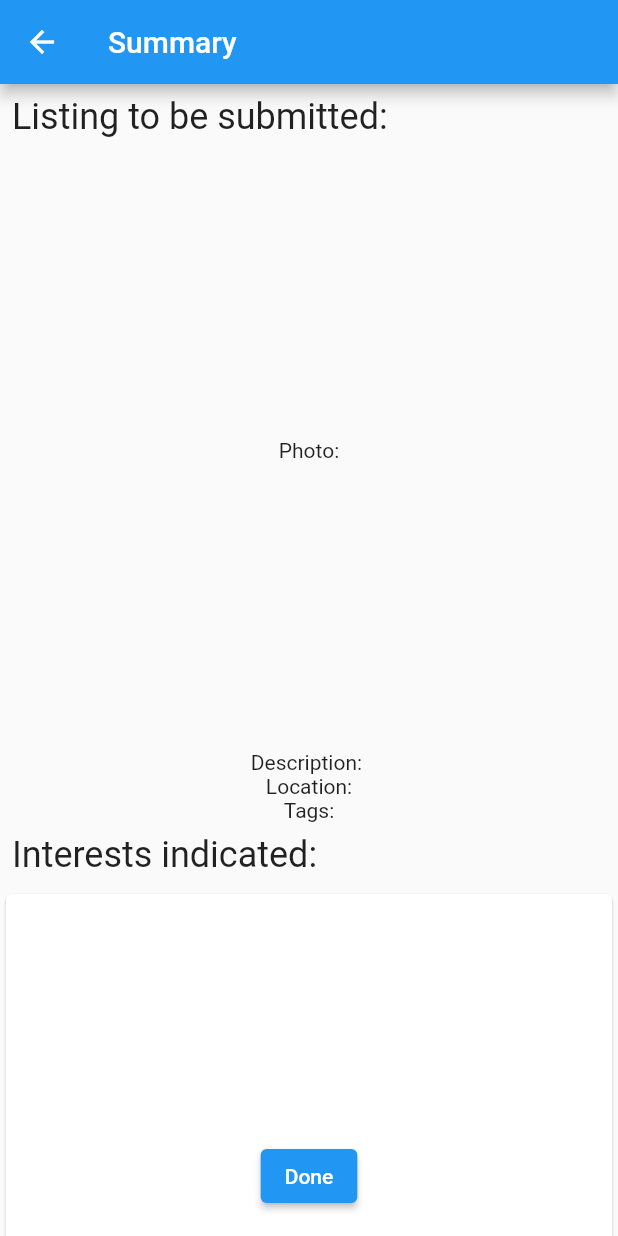
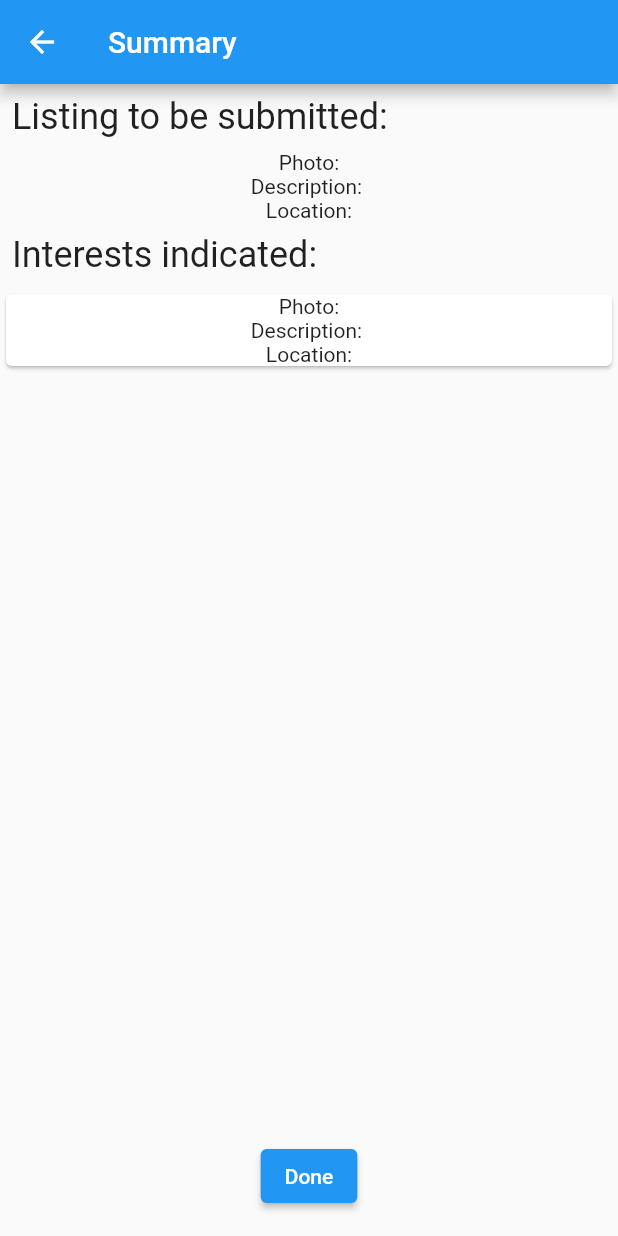
Before and after one commit to rumesh986/gift-it-again, a Flutter app: the Summary screen opened directly with empty values, on a phone screen of 412 x 824 dp. Run offline on Flutter 3.47's test engine with Material 2 defaults, Android fonts, the phone set to English and light mode, and no system bars; our stand-ins replace cloud_firestore, firebase_core; accounts and stored records are empty.

Commit message:
Updated data structures

```diff
--- a/lib/DataStructures.dart
+++ b/lib/DataStructures.dart
@@ -1,4 +1,4 @@
-//	Copyright (C) 2021 Rumesh Sudhaharan, Sridharan Arvind Srinivasan
+  //	Copyright (C) 2021 Rumesh Sudhaharan, Sridharan Arvind Srinivasan
 //	This file is part of gift-it-again.
 //
 //	gift-it-again is free software: you can redistribute it and/or modify
@@ -14,8 +14,11 @@
 //	You should have received a copy of the GNU General Public License
 //	along with gift-it-again.  If not, see <https://www.gnu.org/licenses/>.
 
+import 'dart:convert';
+
 import 'package:flutter/material.dart';
-
+import 'package:cloud_firestore/cloud_firestore.dart';
+import 'package:firebase_core/firebase_core.dart';
 
 Listings myListings = Listings();
 Listings recommendations = Listings();
@@ -37,22 +40,35 @@ class Suggestions
 
 class Listings
 {
+	bool _flutterFireInit = false;
+	bool _flutterFireError = false;
+
+	List<Listing> data;
+
   Listings()
   {
-    //this.data = {};
+		initFlutterFire();
     this.data = [];
   }
 
-  //Map<String,Map> data;
-  List<Listing> data;
+	void initFlutterFire() async {
+		try {
+			await Firebase.initializeApp();
+		  _flutterFireInit = true;
+		} catch(e) {
+		  _flutterFireError = true;
+		}
+	}
+
+	Future<void> addData(Map<String, dynamic> obj) {
+		CollectionReference test = FirebaseFirestore.instance.collection('test');
+		return test.add(obj);
+	}
 
   void addListing(Listing listing)
   {
-    //print(stuff);
-    //data.add(stuff);
-    //print(data);
     data.add(listing);
-    //print(data);
+		addData(listing.toMap());
   }
 
   // void addListing1(String origin)
@@ -106,33 +122,27 @@ class Listing
     tags = [];
   }
 
+	Map<String, dynamic> toMap() {
+		return {
+			"title": title,
+			"description": description,
+			"photo": photo,
+			"origin": origin.index,
+			"completed": completed,
+			"isNew": isNew,
+			"location": location,
+			"tags": tags
+		};
+	}
+
   Widget showData()
   {
     return Container(
       child: Column(
         children: [
-          Container(
-            height: 400,
-            child: Center(child: Text("Photo:" + this.photo))
-          ),
+          Text("Photo:" + this.photo),
           Text("Description: " + this.description),
           Text("Location:" + this.location),
-          Text("Tags:"),
-          SingleChildScrollView(
-            scrollDirection: Axis.horizontal,
-                      child: Row(
-              children:[
-                for(var i = 0; i<this.tags.length;i++)
-                  Padding(
-                    padding: const EdgeInsets.all(8.0),
-                    child: TextButton(
-                      onPressed: (){},
-                      child: Text(tags[i]),
-                    ),
-                  ),
-              ]
-            ),
-          )
         ],
       ),
     );
```
